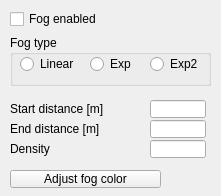
Before: the Qt Designer form ui/qdlgfog.ui in CoppeliaRobotics/coppeliaSimLib, drawn with Qt 5.
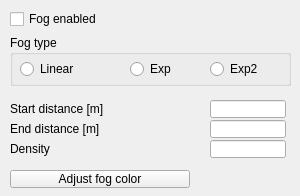
After: the same form once the commit is applied.

```diff
--- a/ui/qdlgfog.ui
+++ b/ui/qdlgfog.ui
@@ -6,7 +6,7 @@
    <rect>
     <x>0</x>
     <y>0</y>
-    <width>221</width>
+    <width>300</width>
     <height>196</height>
    </rect>
   </property>
@@ -21,7 +21,7 @@
     <rect>
      <x>10</x>
      <y>10</y>
-     <width>111</width>
+     <width>211</width>
      <height>18</height>
     </rect>
    </property>
@@ -37,7 +37,7 @@
     <rect>
      <x>10</x>
      <y>35</y>
-     <width>201</width>
+     <width>281</width>
      <height>51</height>
     </rect>
    </property>
@@ -51,8 +51,8 @@
     <property name="geometry">
      <rect>
       <x>10</x>
-      <y>20</y>
-      <width>61</width>
+      <y>25</y>
+      <width>101</width>
       <height>18</height>
      </rect>
     </property>
@@ -69,9 +69,9 @@
    <widget class="QRadioButton" name="qqExp">
     <property name="geometry">
      <rect>
-      <x>80</x>
-      <y>20</y>
-      <width>51</width>
+      <x>120</x>
+      <y>25</y>
+      <width>71</width>
       <height>18</height>
      </rect>
     </property>
@@ -88,9 +88,9 @@
    <widget class="QRadioButton" name="qqExp2">
     <property name="geometry">
      <rect>
-      <x>140</x>
-      <y>20</y>
-      <width>61</width>
+      <x>200</x>
+      <y>25</y>
+      <width>81</width>
       <height>18</height>
      </rect>
     </property>
@@ -110,7 +110,7 @@
     <rect>
      <x>10</x>
      <y>100</y>
-     <width>111</width>
+     <width>191</width>
      <height>18</height>
     </rect>
    </property>
@@ -121,9 +121,9 @@
   <widget class="QLineEdit" name="qqStartDistance">
    <property name="geometry">
     <rect>
-     <x>150</x>
+     <x>210</x>
      <y>100</y>
-     <width>56</width>
+     <width>76</width>
      <height>18</height>
     </rect>
    </property>
@@ -133,7 +133,7 @@
     <rect>
      <x>10</x>
      <y>120</y>
-     <width>111</width>
+     <width>191</width>
      <height>18</height>
     </rect>
    </property>
@@ -144,9 +144,9 @@
   <widget class="QLineEdit" name="qqEndDistance">
    <property name="geometry">
     <rect>
-     <x>150</x>
+     <x>210</x>
      <y>120</y>
-     <width>56</width>
+     <width>76</width>
      <height>18</height>
     </rect>
    </property>
@@ -154,9 +154,9 @@
   <widget class="QLineEdit" name="qqDensity">
    <property name="geometry">
     <rect>
-     <x>150</x>
+     <x>210</x>
      <y>140</y>
-     <width>56</width>
+     <width>76</width>
      <height>18</height>
     </rect>
    </property>
@@ -166,7 +166,7 @@
     <rect>
      <x>10</x>
      <y>140</y>
-     <width>111</width>
+     <width>191</width>
      <height>18</height>
     </rect>
    </property>
@@ -179,7 +179,7 @@
     <rect>
      <x>10</x>
      <y>170</y>
-     <width>151</width>
+     <width>180</width>
      <height>18</height>
     </rect>
    </property>
```
